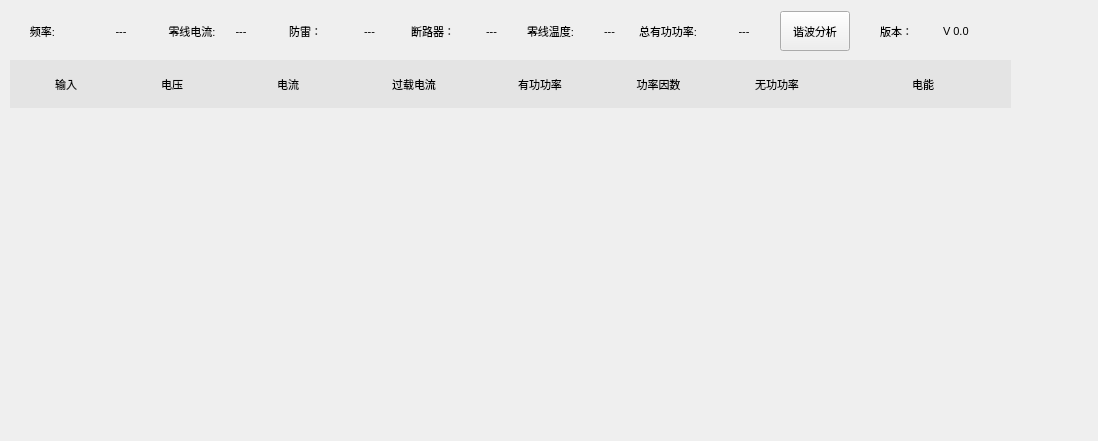
Before: the Qt Designer form line/linewid.ui in ChinaClever/BusBar-Qt, drawn with Qt 5.
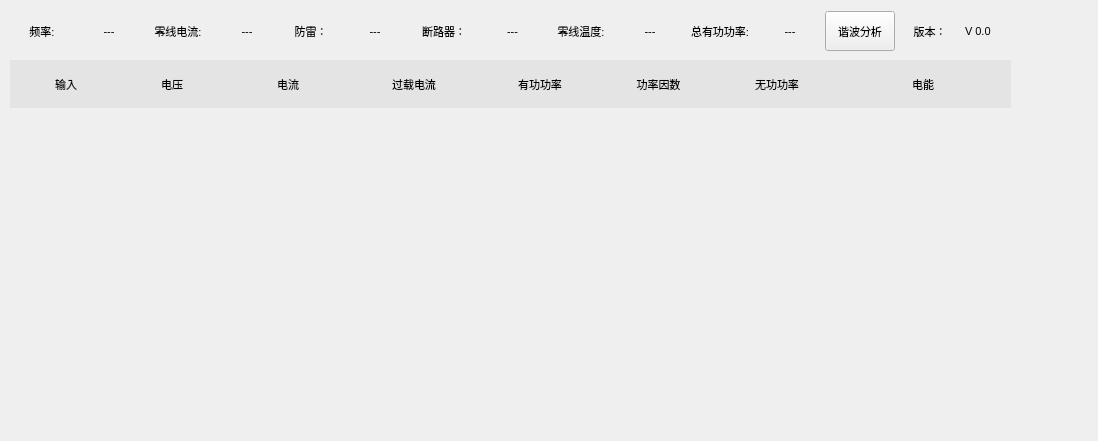
After: the same form once the commit is applied.

What changed in the file:
```diff
--- a/line/linewid.ui
+++ b/line/linewid.ui
@@ -432,10 +432,16 @@
      <widget class="QLabel" name="rateLab">
       <property name="minimumSize">
        <size>
-        <width>35</width>
+        <width>40</width>
         <height>18</height>
        </size>
       </property>
+      <property name="maximumSize">
+       <size>
+        <width>16777215</width>
+        <height>16777215</height>
+       </size>
+      </property>
       <property name="font">
        <font>
         <family>Ubuntu</family>
@@ -456,13 +462,13 @@
      <widget class="QLabel" name="label_10">
       <property name="minimumSize">
        <size>
-        <width>50</width>
+        <width>68</width>
         <height>18</height>
        </size>
       </property>
       <property name="maximumSize">
        <size>
-        <width>50</width>
+        <width>68</width>
         <height>16777215</height>
        </size>
       </property>
@@ -486,13 +492,13 @@
      <widget class="QLabel" name="zeroLineLab">
       <property name="minimumSize">
        <size>
-        <width>36</width>
+        <width>40</width>
         <height>18</height>
        </size>
       </property>
       <property name="maximumSize">
        <size>
-        <width>35</width>
+        <width>16777215</width>
         <height>16777215</height>
        </size>
       </property>
@@ -532,7 +538,7 @@
       </property>
       <property name="maximumSize">
        <size>
-        <width>35</width>
+        <width>16777215</width>
         <height>16777215</height>
        </size>
       </property>
@@ -578,7 +584,7 @@
       </property>
       <property name="maximumSize">
        <size>
-        <width>25</width>
+        <width>16777215</width>
         <height>16777215</height>
        </size>
       </property>
@@ -632,7 +638,7 @@
       </property>
       <property name="maximumSize">
        <size>
-        <width>25</width>
+        <width>16777215</width>
         <height>16777215</height>
        </size>
       </property>
@@ -686,7 +692,7 @@
       </property>
       <property name="maximumSize">
        <size>
-        <width>60</width>
+        <width>16777215</width>
         <height>16777215</height>
        </size>
       </property>
```
